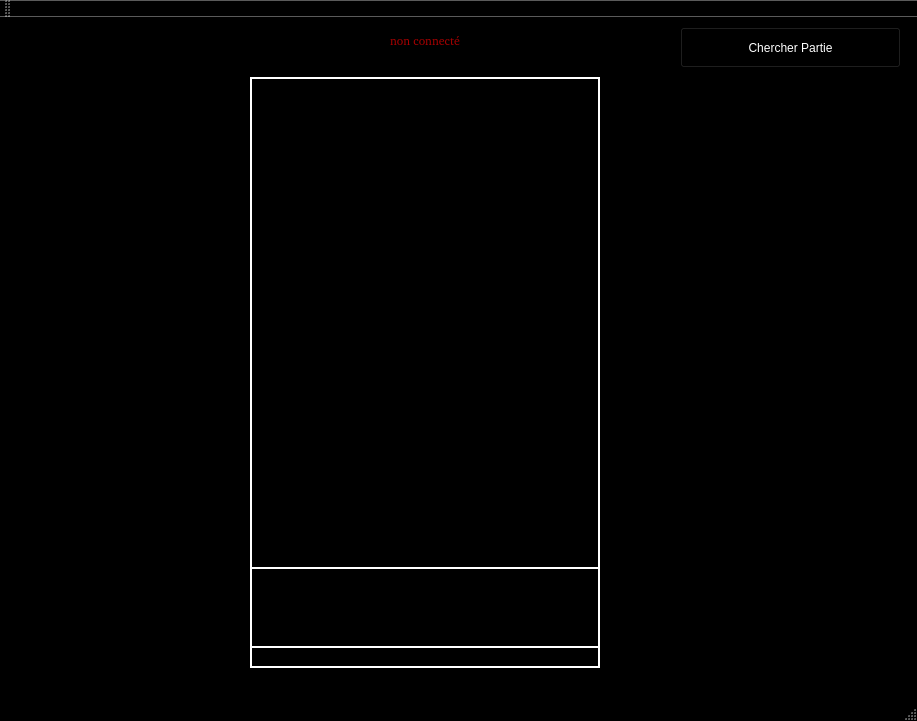
Above: mainwindow.ui from AlexJobin/CLL-AlexJason before the change. Below: the same form after it.
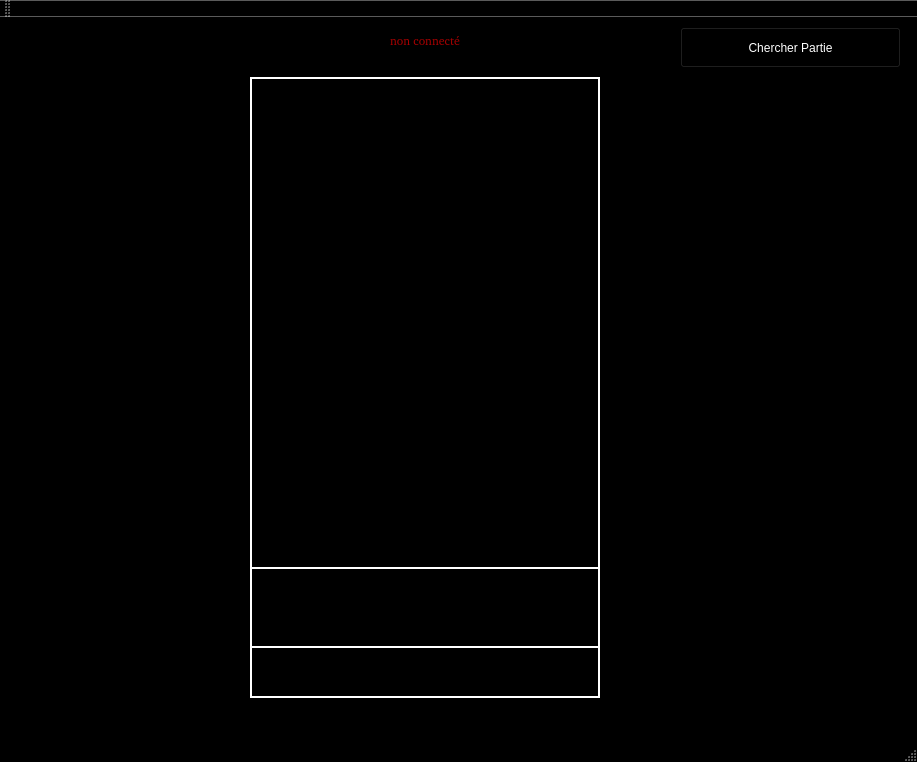
That is the form after the change.

Commit message: fin cours

Patch:
```diff
--- a/mainwindow.ui
+++ b/mainwindow.ui
@@ -7,7 +7,7 @@
     <x>0</x>
     <y>0</y>
     <width>917</width>
-    <height>721</height>
+    <height>762</height>
    </rect>
   </property>
   <property name="palette">
@@ -513,7 +513,7 @@
       <x>250</x>
       <y>60</y>
       <width>350</width>
-      <height>591</height>
+      <height>621</height>
      </rect>
     </property>
     <property name="palette">
```
The commit also changes 1 other file.
